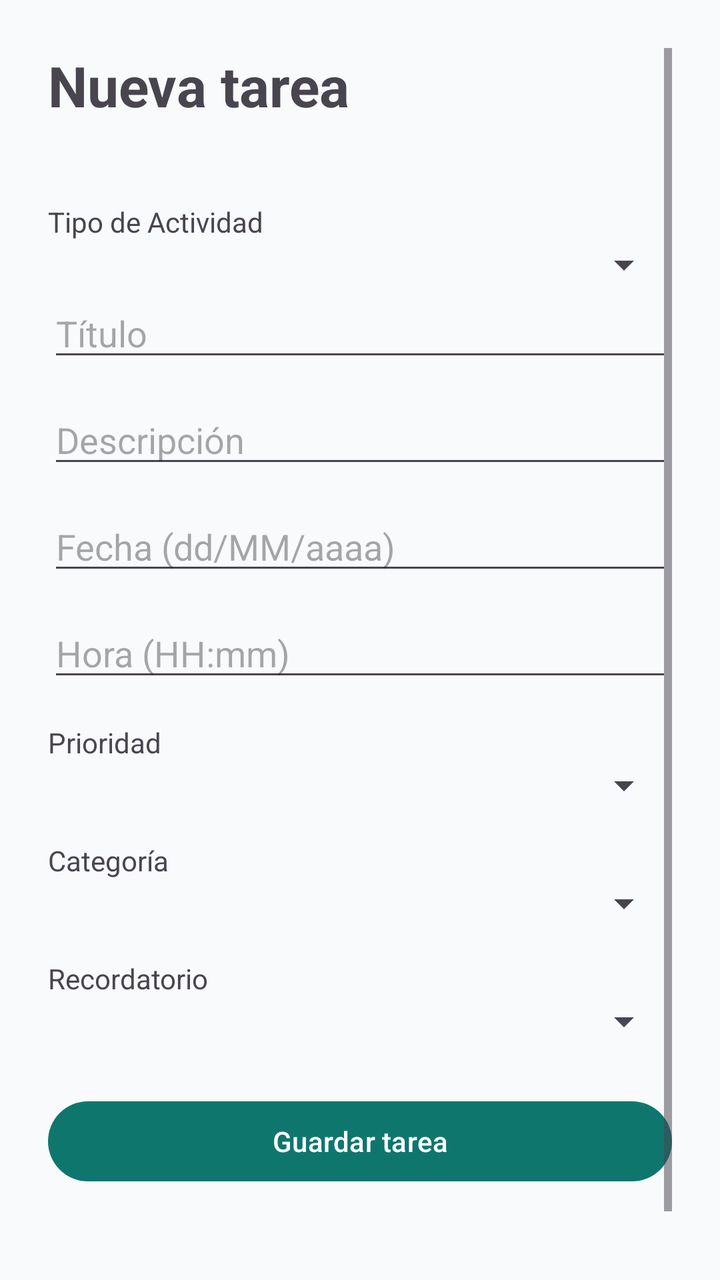
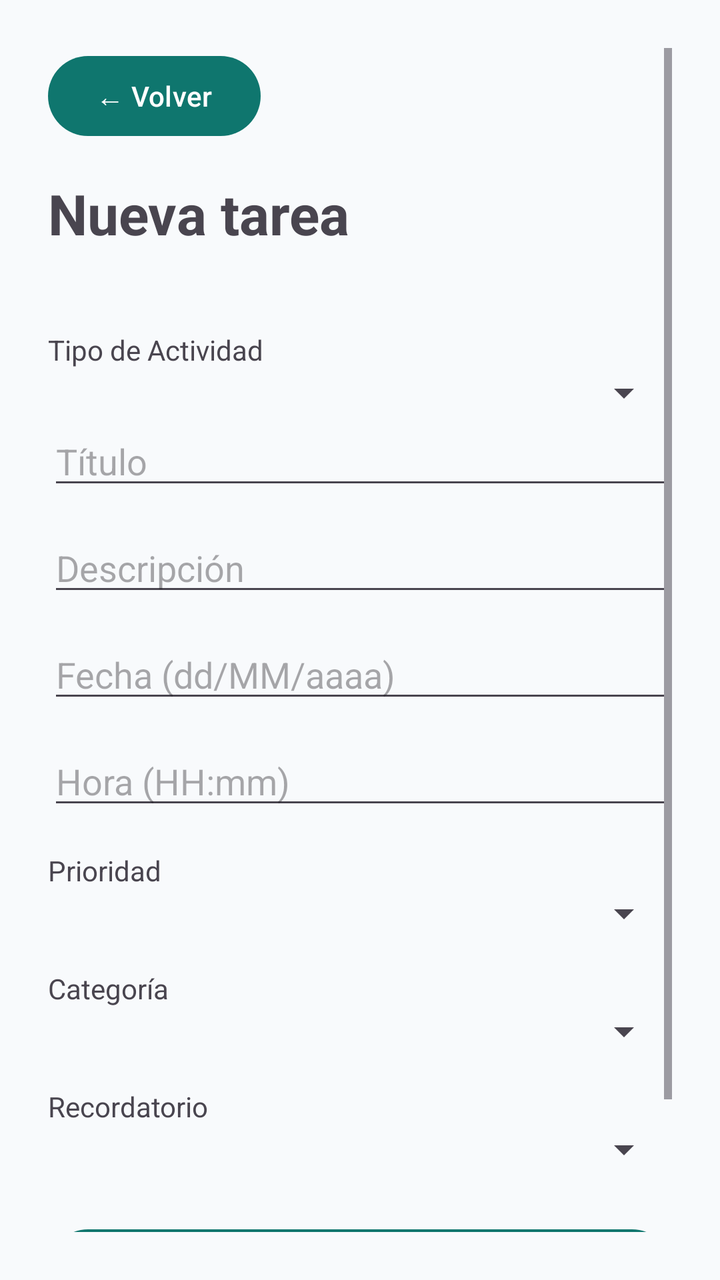

The first picture is an Android layout as it rendered before a commit; the second is the same layout after the commit. The layout source and the unified diff follow.
<!-- AndroidManifest.xml: application theme Theme.OrganizaMe -->
<!-- res/layout/actividad_nueva_tarea.xml -->
<?xml version="1.0" encoding="utf-8"?>
<androidx.constraintlayout.widget.ConstraintLayout
    xmlns:android="http://schemas.android.com/apk/res/android"
    xmlns:app="http://schemas.android.com/apk/res-auto"
    xmlns:tools="http://schemas.android.com/tools"
    android:layout_width="match_parent"
    android:layout_height="match_parent"
    android:padding="24dp"
    tools:context=".NuevaTareaActividad">

    <ScrollView
        android:layout_width="0dp"
        android:layout_height="0dp"
        android:fillViewport="true"
        app:layout_constraintTop_toTopOf="parent"
        app:layout_constraintBottom_toBottomOf="parent"
        app:layout_constraintStart_toStartOf="parent"
        app:layout_constraintEnd_toEndOf="parent">

        <LinearLayout
            android:layout_width="match_parent"
            android:layout_height="wrap_content"
            android:orientation="vertical"
            android:paddingBottom="32dp">

            <TextView
                android:layout_width="wrap_content"
                android:layout_height="wrap_content"
                android:text="Nueva tarea"
                android:textSize="28sp"
                android:textStyle="bold"
                android:layout_marginBottom="24dp" />

            <TextView
                android:layout_width="wrap_content"
                android:layout_height="wrap_content"
                android:layout_marginTop="16dp"
                android:text="Tipo de Actividad" />

            <Spinner
                android:id="@+id/tipoActividad"
                android:layout_width="match_parent"
                android:layout_height="wrap_content" />

            <EditText
                android:id="@+id/tituloTarea"
                android:layout_width="match_parent"
                android:layout_height="wrap_content"
                android:hint="Título" />

            <EditText
                android:id="@+id/descripcionTarea"
                android:layout_width="match_parent"
                android:layout_height="wrap_content"
                android:hint="Descripción"
                android:layout_marginTop="12dp" />

            <EditText
                android:id="@+id/fechaTarea"
                android:layout_width="match_parent"
                android:layout_height="wrap_content"
                android:hint="Fecha (dd/MM/aaaa)"
                android:inputType="date"
                android:layout_marginTop="12dp" />

            <EditText
                android:id="@+id/horaTarea"
                android:layout_width="match_parent"
                android:layout_height="wrap_content"
                android:hint="Hora (HH:mm)"
                android:inputType="time"
                android:layout_marginTop="12dp" />

            <TextView
                android:layout_width="wrap_content"
                android:layout_height="wrap_content"
                android:layout_marginTop="16dp"
                android:text="Prioridad" />

            <Spinner
                android:id="@+id/prioridadTarea"
                android:layout_width="match_parent"
                android:layout_height="wrap_content" />

            <TextView
                android:layout_width="wrap_content"
                android:layout_height="wrap_content"
                android:layout_marginTop="16dp"
                android:text="Categoría" />

            <Spinner
                android:id="@+id/categoriaTarea"
                android:layout_width="match_parent"
                android:layout_height="wrap_content" />

            <TextView
                android:layout_width="wrap_content"
                android:layout_height="wrap_content"
                android:layout_marginTop="16dp"
                android:text="Recordatorio" />

            <Spinner
                android:id="@+id/recordatorioTarea"
                android:layout_width="match_parent"
                android:layout_height="wrap_content" />

            <Button
                android:id="@+id/btnGuardarTarea"
                android:layout_width="match_parent"
                android:layout_height="wrap_content"
                android:layout_marginTop="24dp"
                android:text="Guardar tarea" />

        </LinearLayout>

    </ScrollView>

</androidx.constraintlayout.widget.ConstraintLayout>
<!-- resources referenced by this layout -->
<resources>
  <style name="Theme.OrganizaMe" parent="Theme.Material3.DayNight.NoActionBar">
          <item name="colorPrimary">@color/primary</item>
          <item name="colorPrimaryDark">@color/primary_dark</item>
          <item name="colorSecondary">@color/secondary</item>
          <item name="android:windowLightStatusBar">true</item>
          <item name="android:navigationBarColor">@color/background</item>
          <item name="android:windowBackground">@color/background</item>
      </style>
  <color name="primary">#0F766E</color>
  <color name="primary_dark">#134E4A</color>
  <color name="secondary">#2563EB</color>
  <color name="background">#F8FAFC</color>
</resources>

<!-- the commit's change to res/layout/actividad_nueva_tarea.xml (unified diff, before → after) -->
@@ -22,6 +22,13 @@
             android:layout_height="wrap_content"
             android:orientation="vertical"
             android:paddingBottom="32dp">
+
+            <Button
+                android:id="@+id/btnVolverNuevaTarea"
+                android:layout_width="wrap_content"
+                android:layout_height="wrap_content"
+                android:layout_marginBottom="16dp"
+                android:text="← Volver" />
 
             <TextView
                 android:layout_width="wrap_content"
